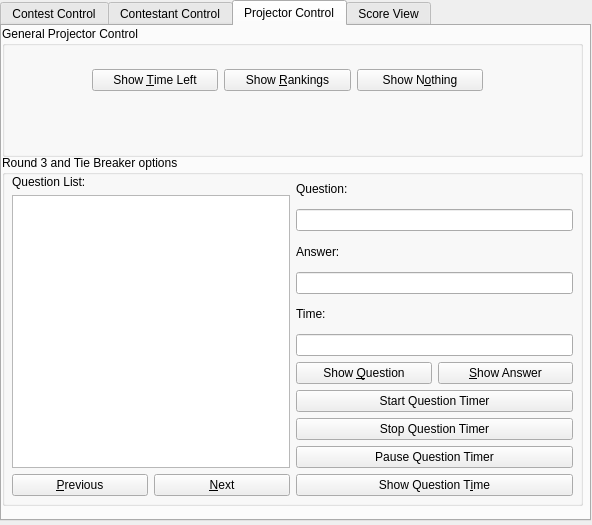
Before: the Qt Designer form src/server/server.ui in trigger-happy/Cerberus, drawn with Qt 5.
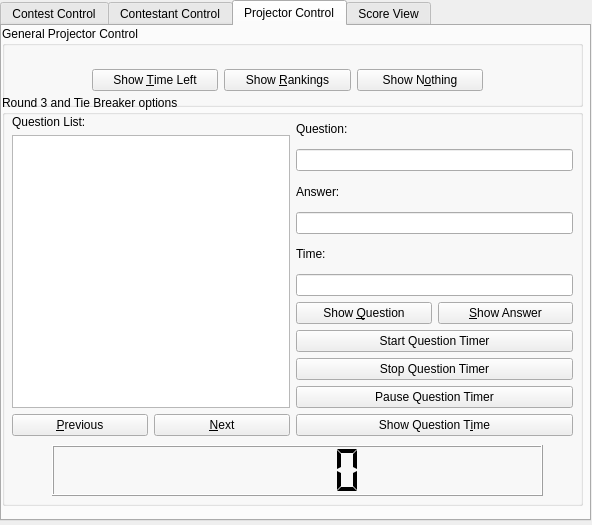
After: the same form once the commit is applied. The open tabs and pages were chosen to show the change.

Commit message: Server: Added timers to the UI.

```diff
--- a/src/server/server.ui
+++ b/src/server/server.ui
@@ -306,7 +306,7 @@
        <x>0</x>
        <y>0</y>
        <width>581</width>
-       <height>131</height>
+       <height>81</height>
       </rect>
      </property>
      <property name="title">
@@ -350,9 +350,9 @@
      <property name="geometry">
       <rect>
        <x>0</x>
-       <y>129</y>
+       <y>69</y>
        <width>581</width>
-       <height>351</height>
+       <height>411</height>
       </rect>
      </property>
      <property name="title">
@@ -494,6 +494,22 @@
        </item>
       </layout>
      </widget>
+     <widget class="QLCDNumber" name="time2_lcd">
+      <property name="geometry">
+       <rect>
+        <x>50</x>
+        <y>350</y>
+        <width>491</width>
+        <height>51</height>
+       </rect>
+      </property>
+      <property name="segmentStyle">
+       <enum>QLCDNumber::Flat</enum>
+      </property>
+      <property name="intValue" stdset="0">
+       <number>0</number>
+      </property>
+     </widget>
     </widget>
    </widget>
    <widget class="QWidget" name="tab_5">
```
Left out of the diff: 18 changed lines with no effect on the pictures.
